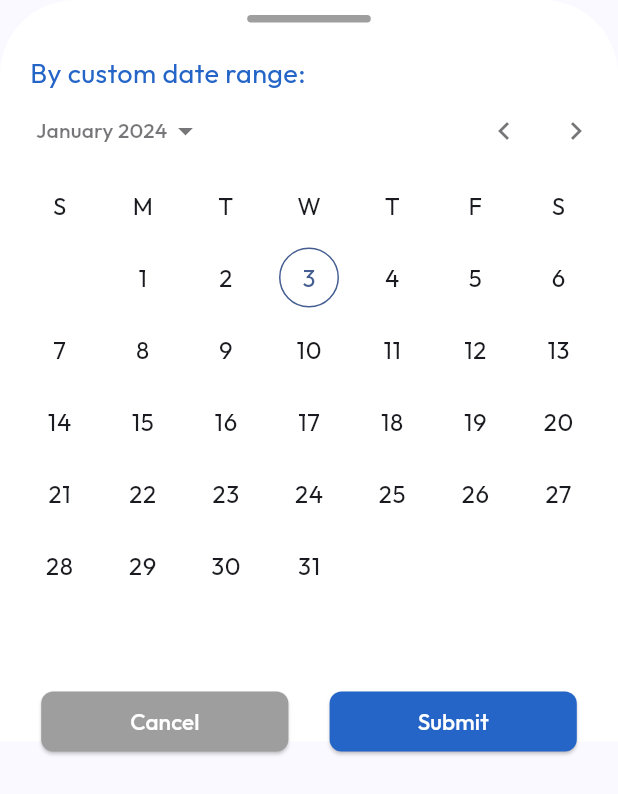
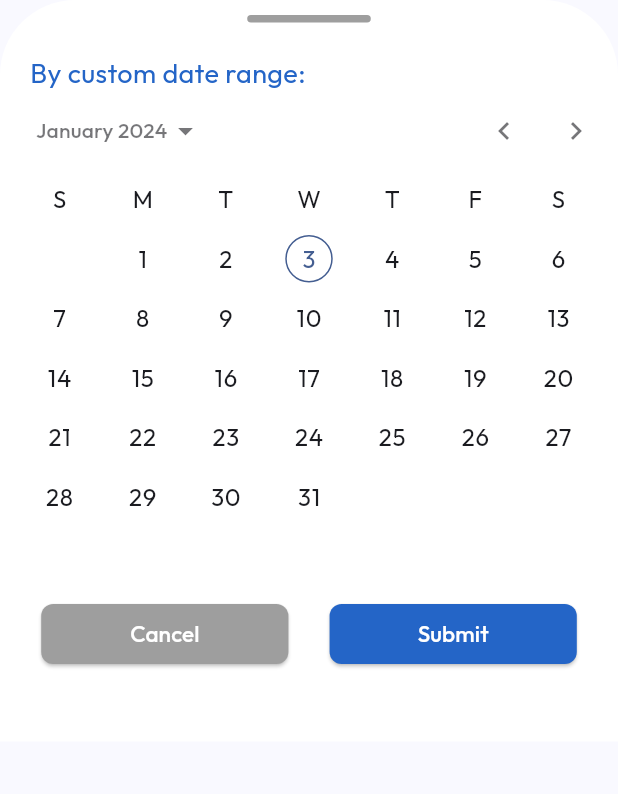
Before and after one commit to NekoIchigo/ems_v4, a Flutter app: the CustomDateBottomsheet widget shown alone on an empty page, opened directly, on a phone screen of 412 x 824 dp. Shown: the top 794 px of the screen. Run offline on Flutter 3.47's test engine with Material 3 defaults, Android fonts, the phone set to English and light mode, and no system bars; drawn by our look-alikes of calendar_date_picker2; our stand-ins replace convex_bottom_bar, flutter_svg, get, google_fonts, loading_animation_widget, lottie and 2 more; missing offline and left inert: flutter_device_type; accounts and stored records are empty; network calls fail; statements that could not run were skipped; project files that could hold a hidden picture were left out.

Commit message:
fix ui error

```diff
--- a/lib/views/layout/private/home/widgets/in_out_page.dart
+++ b/lib/views/layout/private/home/widgets/in_out_page.dart
@@ -93,7 +93,7 @@ class _InOutPageState extends State<InOutPage> {
                     ? Positioned(
                         top: 0,
                         child: Image.asset('assets/images/EMS1.png',
-                            width: Get.width * .65),
+                            width: Get.width * .62),
                       )
                     : Stack(
                         alignment: Alignment.center,
--- a/lib/views/layout/private/notification/notification_index.dart
+++ b/lib/views/layout/private/notification/notification_index.dart
@@ -1,4 +1,3 @@
-import 'package:flutter/foundation.dart';
 import 'package:flutter/material.dart';
 import 'package:get/get.dart';
 
--- a/lib/views/layout/private/profile/widgets/employee_details.dart
+++ b/lib/views/layout/private/profile/widgets/employee_details.dart
@@ -1,5 +1,5 @@
 import 'package:ems_v4/global/constants.dart';
-import 'package:ems_v4/global/services/auth_service.dart';
+// import 'package:ems_v4/global/services/auth_service.dart';
 import 'package:flutter/material.dart';
 import 'package:get/get.dart';
 
@@ -12,7 +12,7 @@ class EmployeeDetails extends StatefulWidget {
 
 class _EmployeeDetailsState extends State<EmployeeDetails>
     with SingleTickerProviderStateMixin {
-  final AuthService _authService = Get.find<AuthService>();
+  // final AuthService _authService = Get.find<AuthService>();
   bool _isExpanded = false;
 
   late AnimationController _animationController;
--- a/lib/views/layout/private/time_entries/widgets/custom_date_bottomsheet.dart
+++ b/lib/views/layout/private/time_entries/widgets/custom_date_bottomsheet.dart
@@ -52,12 +52,15 @@ class _CustomDateBottomsheetState extends State<CustomDateBottomsheet> {
               ),
             ),
           ),
-          CalendarDatePicker2(
-            config: CalendarDatePicker2Config(
-              calendarType: CalendarDatePicker2Type.range,
+          SizedBox(
+            height: Get.height * .4,
+            child: CalendarDatePicker2(
+              config: CalendarDatePicker2Config(
+                calendarType: CalendarDatePicker2Type.range,
+              ),
+              value: _dates,
+              onValueChanged: (dates) => _dates = dates,
             ),
-            value: _dates,
-            onValueChanged: (dates) => _dates = dates,
           ),
           Row(
             mainAxisAlignment: MainAxisAlignment.spaceEvenly,
```
Also changed, not shown: assets/images/no_data.png.
